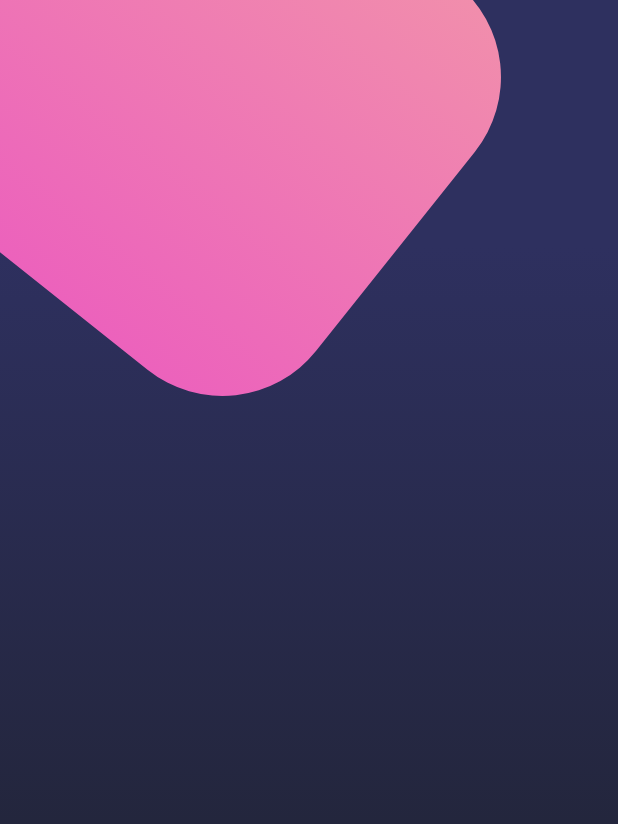
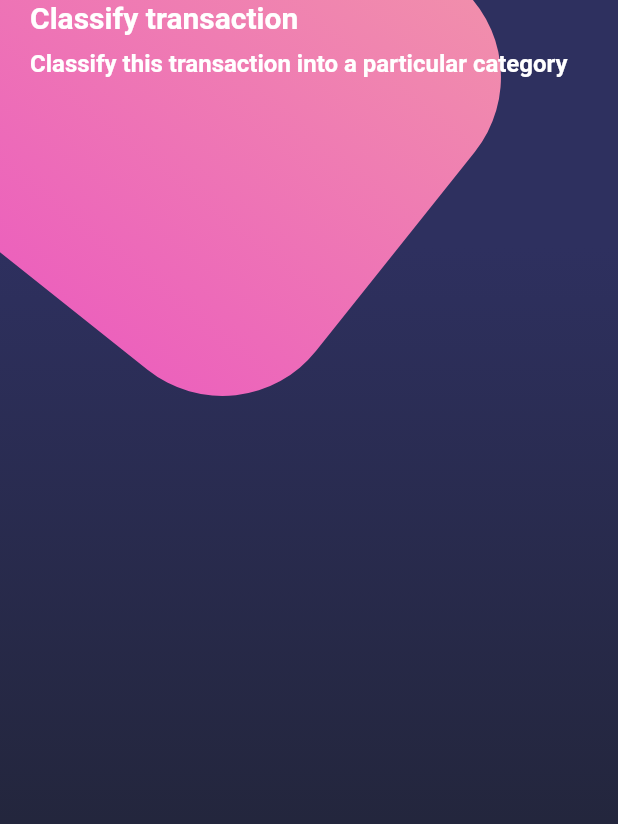
Before and after one commit to BryanParada/designsApp, a Flutter app: the screen it shows after launch, on a phone screen of 412 x 824 dp. Shown: the top 824 px of the screen. Run offline on Flutter 3.47's test engine with Material 2 defaults, Android fonts, the phone set to English and light mode, and no system bars.

Commit message:
F149 - composite design - statusbar and titles

```diff
--- a/lib/main.dart
+++ b/lib/main.dart
@@ -2,6 +2,7 @@ import 'package:designs_app/screens/home_screen.dart';
 import 'package:designs_app/screens/scroll_design.dart';
 import 'package:flutter/material.dart';
 import 'package:designs_app/screens/basic_design.dart';
+import 'package:flutter/services.dart';
 
 void main() => runApp(const MyApp());
 
@@ -10,6 +11,9 @@ class MyApp extends StatelessWidget {
 
   @override
   Widget build(BuildContext context) {
+
+    SystemChrome.setSystemUIOverlayStyle(SystemUiOverlayStyle.light); //statusbar
+
     return MaterialApp(
       debugShowCheckedModeBanner: false,
       title: 'Material App',
--- a/lib/screens/home_screen.dart
+++ b/lib/screens/home_screen.dart
@@ -1,4 +1,5 @@
 import 'package:designs_app/widgets/background.dart';
+import 'package:designs_app/widgets/page_title.dart';
 import 'package:flutter/material.dart';
 
 class HomeScreen extends StatelessWidget {
@@ -12,7 +13,9 @@ class HomeScreen extends StatelessWidget {
         children: [
 
           //BACKGROUND
-          BackgroundW()
+          BackgroundW(),
+
+          _HomeBody()
 
 
         ],
@@ -20,3 +23,18 @@ class HomeScreen extends StatelessWidget {
     );
   }
 }
+
+class _HomeBody extends StatelessWidget {
+
+  @override
+  Widget build(BuildContext context) {
+    return SingleChildScrollView(//si el hijo es mas grande que todas las dimensiones me permite hacer scroll
+        child: Column(
+          children: [
+            //Titulos
+            PageTitle(),
+          ],
+        ),
+    );
+  }
+}
--- /dev/null
+++ b/lib/widgets/page_title.dart
@@ -0,0 +1,23 @@
+import 'package:flutter/material.dart';
+
+class PageTitle extends StatelessWidget {
+  const PageTitle({super.key});
+
+  @override
+  Widget build(BuildContext context) {
+    return SafeArea(
+      bottom:false,
+      child: Container(
+        margin: EdgeInsets.symmetric(horizontal: 20),
+        child: Column(
+          crossAxisAlignment: CrossAxisAlignment.start,
+          children: [
+            Text('Classify transaction', style: TextStyle(fontSize: 20, fontWeight: FontWeight.bold, color: Colors.white)),
+            SizedBox(height: 10,),
+            Text('Classify this transaction into a particular category',style: TextStyle(fontSize: 16, fontWeight: FontWeight.bold, color: Colors.white)),
+          ],
+        ),
+      ),
+    );
+  }
+}
```
